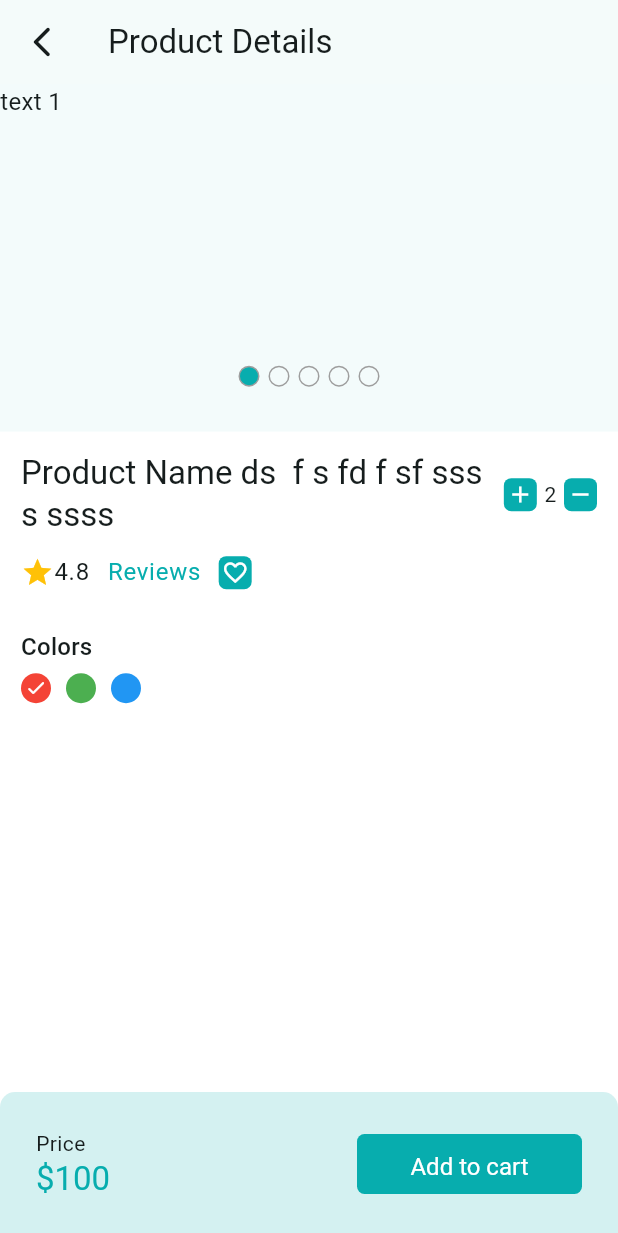
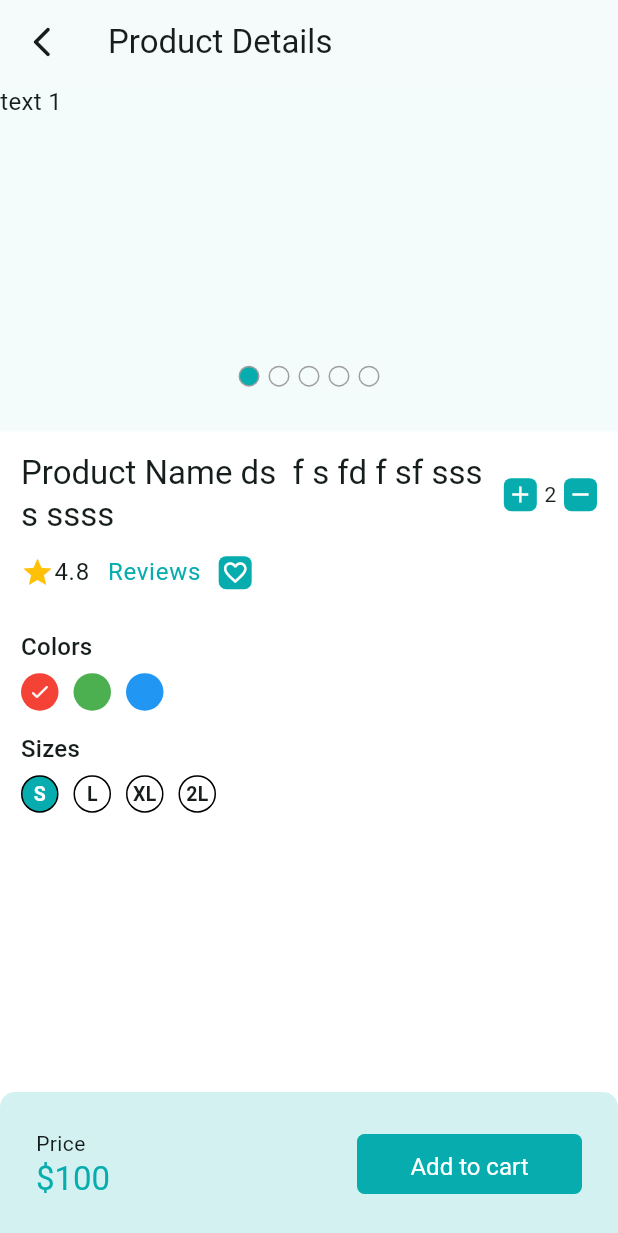
Before and after one commit to rahimuj570/Flutter_Ecommerce, a Flutter app: the ProductDetailsScreen screen opened directly, on a phone screen of 412 x 824 dp. Shown: the top 1233 px of the screen. Run offline on Flutter 3.47's test engine with Material 3 defaults, Android fonts, the phone set to English and light mode, and no system bars; drawn by our look-alikes of carousel_slider; our stand-ins replace firebase_core, firebase_crashlytics, flutter_svg, pinput, shared_preferences; accounts and stored records are empty; generated files the repository leaves out were written again.

Commit message:
size picke added in product details

```diff
--- a/lib/features/products/presentations/screens/product_details_screen.dart
+++ b/lib/features/products/presentations/screens/product_details_screen.dart
@@ -5,6 +5,7 @@ import 'package:flutter_ecommerce/features/commons/presentations/widgets/bottom_
 import 'package:flutter_ecommerce/features/commons/presentations/widgets/increment_decrement_button_widget.dart';
 import 'package:flutter_ecommerce/features/products/presentations/widgets/color_picker_widget.dart';
 import 'package:flutter_ecommerce/features/products/presentations/widgets/product_details_carousel_widget.dart';
+import 'package:flutter_ecommerce/features/products/presentations/widgets/size_picker_widget.dart';
 
 class ProductDetailsScreen extends StatefulWidget {
   const ProductDetailsScreen({super.key});
@@ -86,6 +87,8 @@ class _ProductDetailsScreenState extends State<ProductDetailsScreen> {
                         ),
                         SizedBox(height: AppUnits.headlineSeparateHeight),
                         ColorPickerWidget(),
+                        SizedBox(height: AppUnits.headlineSeparateHeight),
+                        SizePickerWidget(),
                       ],
                     ),
                   ),
--- a/lib/features/products/presentations/widgets/color_picker_widget.dart
+++ b/lib/features/products/presentations/widgets/color_picker_widget.dart
@@ -46,15 +46,19 @@ class _ColorPickerWidgetState extends State<ColorPickerWidget> {
                 },
                 child: Container(
                   margin: EdgeInsets.only(right: 10),
-                  height: 20,
-                  width: 20,
+                  height: 25,
+                  width: 25,
                   decoration: BoxDecoration(
                     color: getColor(c),
                     // color: ,
                     shape: BoxShape.circle,
                   ),
                   child: c == _seletedColor
-                      ? Icon(Icons.check_rounded, color: Colors.white, size: 15)
+                      ? Icon(
+                          Icons.check_rounded,
+                          color: c != 'white' ? Colors.white : Colors.black,
+                          size: 15,
+                        )
                       : null,
                 ),
               ),
--- /dev/null
+++ b/lib/features/products/presentations/widgets/size_picker_widget.dart
@@ -0,0 +1,66 @@
+import 'package:flutter/material.dart';
+import 'package:flutter_ecommerce/app/app_colors.dart';
+
+class SizePickerWidget extends StatefulWidget {
+  const SizePickerWidget({super.key});
+
+  @override
+  State<SizePickerWidget> createState() => _SizePickerWidgetState();
+}
+
+List<String> _sizes = [
+  'S',
+  'L',
+  'XL',
+  '2L',
+].map((e) => e.toUpperCase()).toList();
+String _seletedSize = _sizes[0];
+
+class _SizePickerWidgetState extends State<SizePickerWidget> {
+  @override
+  Widget build(BuildContext context) {
+    return Column(
+      crossAxisAlignment: CrossAxisAlignment.start,
+      children: [
+        Text('Sizes', style: TextTheme.of(context).titleMedium),
+        SizedBox(height: 5),
+        Row(
+          children: [
+            for (String c in _sizes)
+              GestureDetector(
+                onTap: () {
+                  _seletedSize = c;
+                  setState(() {});
+                },
+                child: Container(
+                  margin: EdgeInsets.only(right: 10),
+                  height: 25,
+                  width: 25,
+                  decoration: BoxDecoration(
+                    color: _seletedSize != c
+                        ? Colors.white
+                        : AppColors.themeColor,
+                    // color: ,
+                    shape: BoxShape.circle,
+                    border: Border.all(color: Colors.black),
+                  ),
+                  child: Center(
+                    child: FittedBox(
+                      child: Text(
+                        c,
+                        style: TextStyle(
+                          fontSize: 13,
+                          color: _seletedSize == c ? Colors.white : null,
+                          fontWeight: FontWeight.bold,
+                        ),
+                      ),
+                    ),
+                  ),
+                ),
+              ),
+          ],
+        ),
+      ],
+    );
+  }
+}
```
